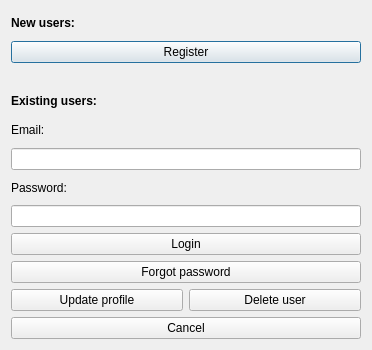
First picture: the form in LDMP/gui/DlgSettings.ui, repository ConservationInternational/trends.earth, before the edit.
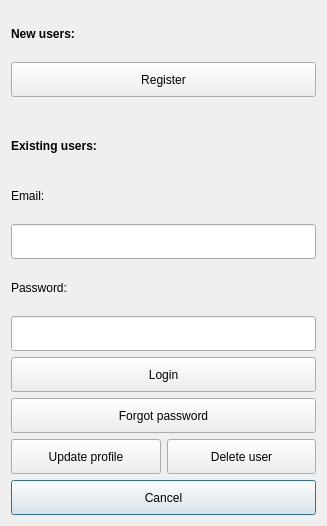
Second picture: the form after the edit.

Patch:
```diff
--- a/LDMP/gui/DlgSettings.ui
+++ b/LDMP/gui/DlgSettings.ui
@@ -6,8 +6,8 @@
    <rect>
     <x>0</x>
     <y>0</y>
-    <width>372</width>
-    <height>350</height>
+    <width>327</width>
+    <height>526</height>
    </rect>
   </property>
   <property name="sizePolicy">
@@ -19,105 +19,21 @@
   <property name="windowTitle">
    <string>Settings</string>
   </property>
-  <layout class="QGridLayout" name="gridLayout_2">
-   <item row="0" column="0">
     <layout class="QGridLayout" name="gridLayout">
-     <property name="sizeConstraint">
-      <enum>QLayout::SetDefaultConstraint</enum>
-     </property>
-     <item row="7" column="1">
-      <widget class="QLabel" name="label">
-       <property name="sizePolicy">
-        <sizepolicy hsizetype="Preferred" vsizetype="Minimum">
-         <horstretch>0</horstretch>
-         <verstretch>0</verstretch>
-        </sizepolicy>
-       </property>
-       <property name="text">
-        <string>Password:</string>
-       </property>
-      </widget>
-     </item>
-     <item row="1" column="1" colspan="2">
-      <widget class="QPushButton" name="register_user">
-       <property name="text">
-        <string>Register</string>
-       </property>
-      </widget>
-     </item>
-     <item row="4" column="1">
-      <widget class="QLabel" name="label_2">
-       <property name="sizePolicy">
-        <sizepolicy hsizetype="Preferred" vsizetype="Minimum">
-         <horstretch>0</horstretch>
-         <verstretch>0</verstretch>
-        </sizepolicy>
-       </property>
-       <property name="text">
-        <string>Email:</string>
-       </property>
-      </widget>
-     </item>
-     <item row="16" column="1" colspan="2">
+   <item row="11" column="0" colspan="2">
       <widget class="QPushButton" name="cancel">
+     <property name="minimumSize">
+      <size>
+       <width>0</width>
+       <height>35</height>
+      </size>
+     </property>
        <property name="text">
         <string>Cancel</string>
        </property>
       </widget>
      </item>
-     <item row="3" column="1" colspan="2">
-      <widget class="QLabel" name="label_4">
-       <property name="sizePolicy">
-        <sizepolicy hsizetype="Preferred" vsizetype="Minimum">
-         <horstretch>0</horstretch>
-         <verstretch>0</verstretch>
-        </sizepolicy>
-       </property>
-       <property name="font">
-        <font>
-         <weight>75</weight>
-         <bold>true</bold>
-        </font>
-       </property>
-       <property name="text">
-        <string>Existing users:</string>
-       </property>
-      </widget>
-     </item>
-     <item row="0" column="1" colspan="2">
-      <widget class="QLabel" name="label_3">
-       <property name="sizePolicy">
-        <sizepolicy hsizetype="Preferred" vsizetype="Minimum">
-         <horstretch>0</horstretch>
-         <verstretch>0</verstretch>
-        </sizepolicy>
-       </property>
-       <property name="font">
-        <font>
-         <weight>75</weight>
-         <bold>true</bold>
-        </font>
-       </property>
-       <property name="text">
-        <string>New users:</string>
-       </property>
-      </widget>
-     </item>
-     <item row="5" column="1" colspan="2">
-      <widget class="QLineEdit" name="email">
-       <property name="inputMethodHints">
-        <set>Qt::ImhEmailCharactersOnly</set>
-       </property>
-      </widget>
-     </item>
-     <item row="9" column="1" colspan="2">
-      <widget class="QPushButton" name="login">
-       <property name="text">
-        <string>Login</string>
-       </property>
-      </widget>
-     </item>
-     <item row="2" column="1">
+   <item row="2" column="0">
       <spacer name="verticalSpacer">
        <property name="orientation">
         <enum>Qt::Vertical</enum>
@@ -133,28 +49,72 @@
        </property>
       </spacer>
      </item>
-     <item row="8" column="1" colspan="2">
-      <widget class="QLineEdit" name="password">
-       <property name="echoMode">
-        <enum>QLineEdit::Password</enum>
-       </property>
-      </widget>
-     </item>
-     <item row="13" column="1">
-      <widget class="QPushButton" name="update_profile">
+   <item row="4" column="0">
+    <widget class="QLabel" name="label_2">
+     <property name="sizePolicy">
+      <sizepolicy hsizetype="Preferred" vsizetype="Minimum">
+       <horstretch>0</horstretch>
+       <verstretch>0</verstretch>
+      </sizepolicy>
+     </property>
+     <property name="text">
+      <string>Email:</string>
+     </property>
+    </widget>
+   </item>
+   <item row="6" column="0">
+    <widget class="QLabel" name="label">
+     <property name="sizePolicy">
+      <sizepolicy hsizetype="Preferred" vsizetype="Minimum">
+       <horstretch>0</horstretch>
+       <verstretch>0</verstretch>
+      </sizepolicy>
+     </property>
        <property name="text">
-        <string>Update profile</string>
+      <string>Password:</string>
        </property>
       </widget>
      </item>
-     <item row="13" column="2">
+   <item row="10" column="1">
       <widget class="QPushButton" name="delete_user">
+     <property name="minimumSize">
+      <size>
+       <width>0</width>
+       <height>35</height>
+      </size>
+     </property>
        <property name="text">
         <string>Delete user</string>
        </property>
       </widget>
      </item>
-     <item row="10" column="1" colspan="2">
+   <item row="1" column="0" colspan="2">
+    <widget class="QPushButton" name="register_user">
+     <property name="minimumSize">
+      <size>
+       <width>0</width>
+       <height>35</height>
+      </size>
+     </property>
+     <property name="text">
+      <string>Register</string>
+     </property>
+    </widget>
+   </item>
+   <item row="5" column="0" colspan="2">
+    <widget class="QLineEdit" name="email">
+     <property name="minimumSize">
+      <size>
+       <width>0</width>
+       <height>35</height>
+      </size>
+     </property>
+     <property name="inputMethodHints">
+      <set>Qt::ImhEmailCharactersOnly</set>
+     </property>
+    </widget>
+   </item>
+   <item row="9" column="0" colspan="2">
       <widget class="QPushButton" name="forgot_pwd">
        <property name="sizePolicy">
         <sizepolicy hsizetype="Minimum" vsizetype="Fixed">
@@ -162,12 +122,93 @@
          <verstretch>0</verstretch>
         </sizepolicy>
        </property>
+     <property name="minimumSize">
+      <size>
+       <width>0</width>
+       <height>35</height>
+      </size>
+     </property>
        <property name="text">
         <string>Forgot password</string>
        </property>
       </widget>
      </item>
-    </layout>
+   <item row="10" column="0">
+    <widget class="QPushButton" name="update_profile">
+     <property name="minimumSize">
+      <size>
+       <width>0</width>
+       <height>35</height>
+      </size>
+     </property>
+     <property name="text">
+      <string>Update profile</string>
+     </property>
+    </widget>
+   </item>
+   <item row="7" column="0" colspan="2">
+    <widget class="QLineEdit" name="password">
+     <property name="minimumSize">
+      <size>
+       <width>0</width>
+       <height>35</height>
+      </size>
+     </property>
+     <property name="echoMode">
+      <enum>QLineEdit::Password</enum>
+     </property>
+    </widget>
+   </item>
+   <item row="0" column="0">
+    <widget class="QLabel" name="label_3">
+     <property name="sizePolicy">
+      <sizepolicy hsizetype="Preferred" vsizetype="Minimum">
+       <horstretch>0</horstretch>
+       <verstretch>0</verstretch>
+      </sizepolicy>
+     </property>
+     <property name="font">
+      <font>
+       <weight>75</weight>
+       <bold>true</bold>
+      </font>
+     </property>
+     <property name="text">
+      <string>New users:</string>
+     </property>
+    </widget>
+   </item>
+   <item row="3" column="0">
+    <widget class="QLabel" name="label_4">
+     <property name="sizePolicy">
+      <sizepolicy hsizetype="Preferred" vsizetype="Minimum">
+       <horstretch>0</horstretch>
+       <verstretch>0</verstretch>
+      </sizepolicy>
+     </property>
+     <property name="font">
+      <font>
+       <weight>75</weight>
+       <bold>true</bold>
+      </font>
+     </property>
+     <property name="text">
+      <string>Existing users:</string>
+     </property>
+    </widget>
+   </item>
+   <item row="8" column="0" colspan="2">
+    <widget class="QPushButton" name="login">
+     <property name="minimumSize">
+      <size>
+       <width>0</width>
+       <height>35</height>
+      </size>
+     </property>
+     <property name="text">
+      <string>Login</string>
+     </property>
+    </widget>
    </item>
   </layout>
  </widget>
```
Lines whose indentation alone changed are shown as unchanged.
